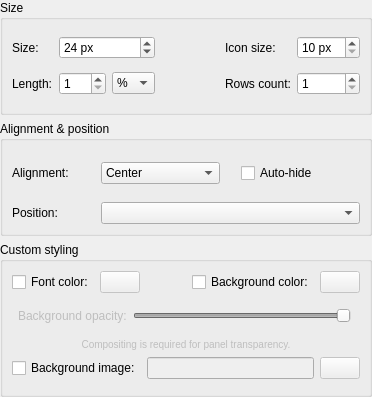
Qt form panel/config/configpanelwidget.ui (lxqt/lxqt-panel) before a commit.
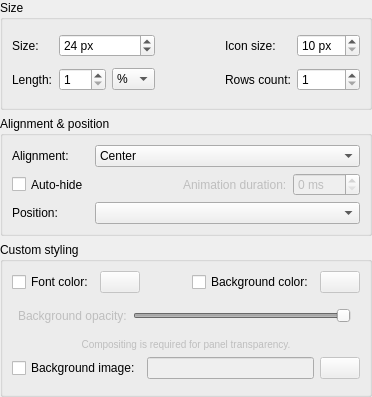
The same form after that commit. Icons and pictures are not drawn.

Commit message: Add animation config

```diff
--- a/panel/config/configpanelwidget.ui
+++ b/panel/config/configpanelwidget.ui
@@ -202,39 +202,79 @@
       <string>Alignment &amp;&amp; position</string>
      </property>
      <layout class="QGridLayout" name="gridLayout_2">
-      <item row="4" column="0">
+      <item row="1" column="0">
+       <widget class="QCheckBox" name="checkBox_hidable">
+        <property name="sizePolicy">
+         <sizepolicy hsizetype="Preferred" vsizetype="Preferred">
+          <horstretch>0</horstretch>
+          <verstretch>0</verstretch>
+         </sizepolicy>
+        </property>
+        <property name="text">
+         <string>Auto-hide</string>
+        </property>
+       </widget>
+      </item>
+      <item row="1" column="3">
+       <widget class="QSpinBox" name="spinBox_animation">
+        <property name="enabled">
+         <bool>false</bool>
+        </property>
+        <property name="toolTip">
+         <string>Zero means no animation</string>
+        </property>
+        <property name="suffix">
+         <string> ms</string>
+        </property>
+        <property name="maximum">
+         <number>500</number>
+        </property>
+        <property name="singleStep">
+         <number>50</number>
+        </property>
+       </widget>
+      </item>
+      <item row="2" column="0">
        <widget class="QLabel" name="label_position">
         <property name="text">
          <string>Position:</string>
         </property>
        </widget>
       </item>
-      <item row="4" column="1" colspan="3">
-       <widget class="QComboBox" name="comboBox_position"/>
+      <item row="1" column="2">
+       <widget class="QLabel" name="label_animation">
+        <property name="enabled">
+         <bool>false</bool>
+        </property>
+        <property name="toolTip">
+         <string>Zero means no animation</string>
+        </property>
+        <property name="text">
+         <string>Animation duration:</string>
+        </property>
+       </widget>
       </item>
-      <item row="2" column="0">
+      <item row="0" column="0">
        <widget class="QLabel" name="label_alignment">
         <property name="text">
          <string>Alignment:</string>
         </property>
        </widget>
       </item>
-      <item row="2" column="1" colspan="3">
-       <widget class="QWidget" name="widget_7" native="true">
-        <layout class="QHBoxLayout" name="horizontalLayout_7">
-         <property name="leftMargin">
-          <number>0</number>
-         </property>
-         <property name="topMargin">
-          <number>0</number>
-         </property>
-         <property name="rightMargin">
-          <number>0</number>
-         </property>
-         <property name="bottomMargin">
-          <number>0</number>
-         </property>
-         <item>
+      <item row="1" column="1">
+       <spacer name="horizontalSpacer_3">
+        <property name="orientation">
+         <enum>Qt::Horizontal</enum>
+        </property>
+        <property name="sizeHint" stdset="0">
+         <size>
+          <width>5</width>
+          <height>5</height>
+         </size>
+        </property>
+       </spacer>
+      </item>
+      <item row="0" column="1" colspan="3">
           <widget class="QComboBox" name="comboBox_alignment">
            <property name="currentIndex">
             <number>1</number>
@@ -256,37 +296,8 @@
            </item>
           </widget>
          </item>
-         <item>
-          <spacer name="horizontalSpacer_3">
-           <property name="orientation">
-            <enum>Qt::Horizontal</enum>
-           </property>
-           <property name="sizeType">
-            <enum>QSizePolicy::Minimum</enum>
-           </property>
-           <property name="sizeHint" stdset="0">
-            <size>
-             <width>15</width>
-             <height>20</height>
-            </size>
-           </property>
-          </spacer>
-         </item>
-         <item>
-          <widget class="QCheckBox" name="checkBox_hidable">
-           <property name="sizePolicy">
-            <sizepolicy hsizetype="Preferred" vsizetype="Preferred">
-             <horstretch>0</horstretch>
-             <verstretch>0</verstretch>
-            </sizepolicy>
-           </property>
-           <property name="text">
-            <string>Auto-hide</string>
-           </property>
-          </widget>
-         </item>
-        </layout>
-       </widget>
+      <item row="2" column="1" colspan="3">
+       <widget class="QComboBox" name="comboBox_position"/>
       </item>
      </layout>
     </widget>
```
Left out of the diff: 42 changed lines with no effect on the pictures. Lines whose indentation alone changed are shown as unchanged. The commit also changes 4 other files.
